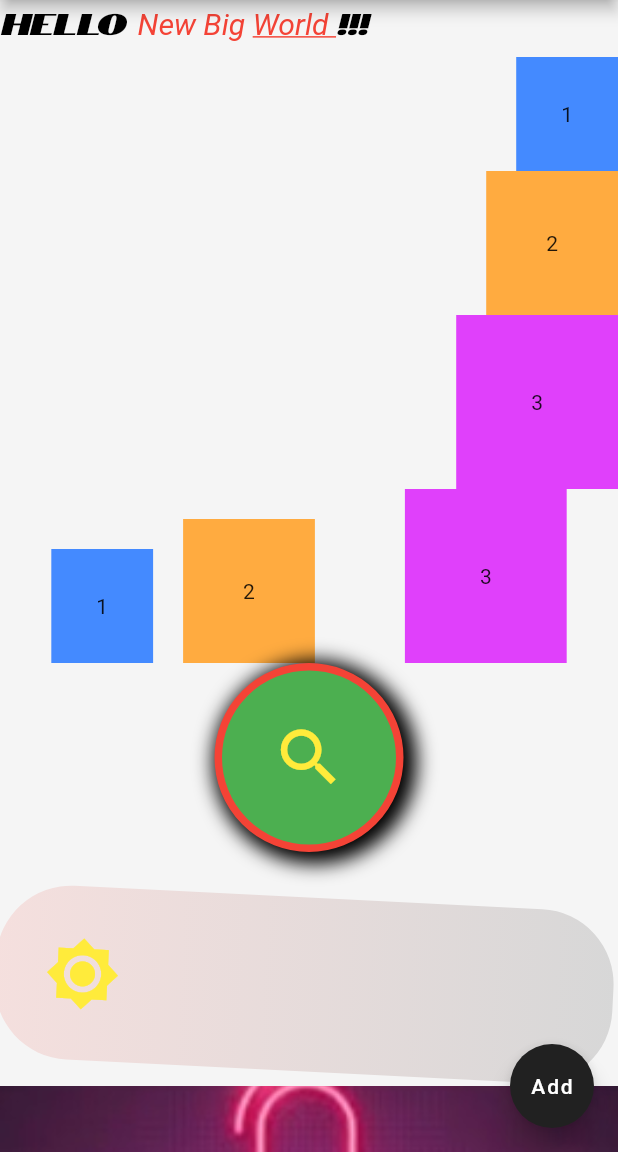
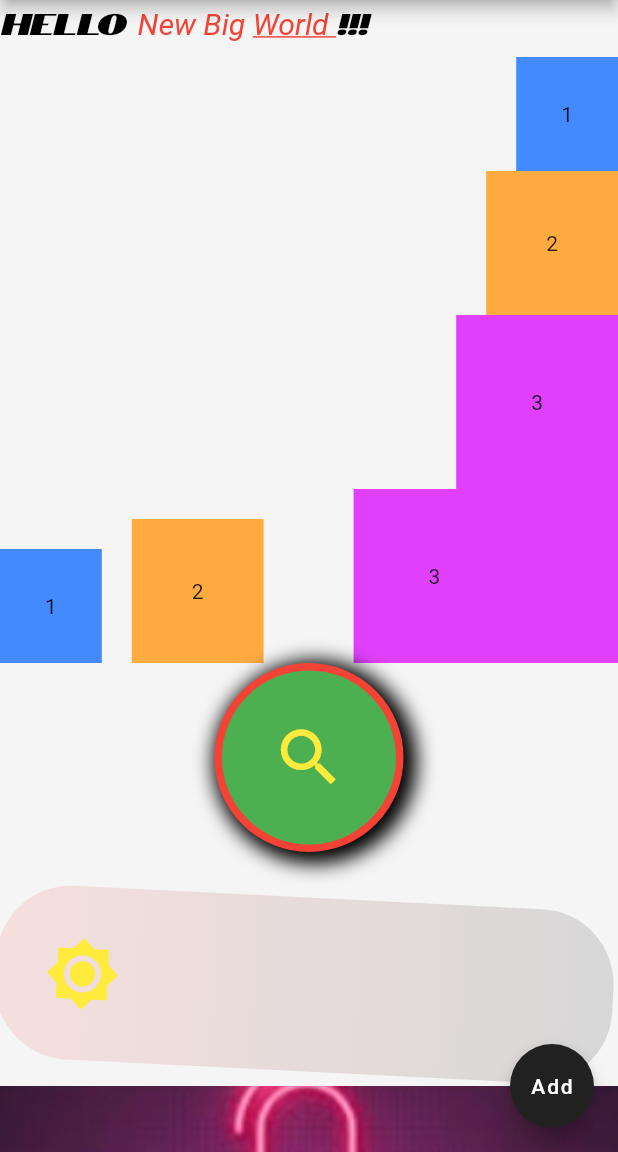
Before and after one commit to vitalik-prog/first-flutter-app, a Flutter app: the screen it shows after launch, on a phone screen of 412 x 824 dp, the part 84-1236 px from its top. Run offline on Flutter 3.47's test engine with Material 2 defaults, Android fonts, the phone set to English and light mode, and no system bars; our stand-ins replace flutter_svg.

Commit message:
added expanded widget

```diff
--- a/lib/main.dart
+++ b/lib/main.dart
@@ -63,7 +63,7 @@ class MyStatelessWidget extends StatelessWidget {
                   color: Colors.purpleAccent,
                   padding: const EdgeInsets.all(50),
                   child: const Text('3'),
-                ),
+                )
               ],
             ),
             Row(
@@ -86,11 +86,13 @@ class MyStatelessWidget extends StatelessWidget {
                 const SizedBox(
                   width: 60,
                 ),
-                Container(
+                Expanded(
+                  child: Container(
                   color: Colors.purpleAccent,
                   padding: const EdgeInsets.all(50),
                   child: const Text('3'),
                 ),
+                )
               ],
             ),
             Container(
```
